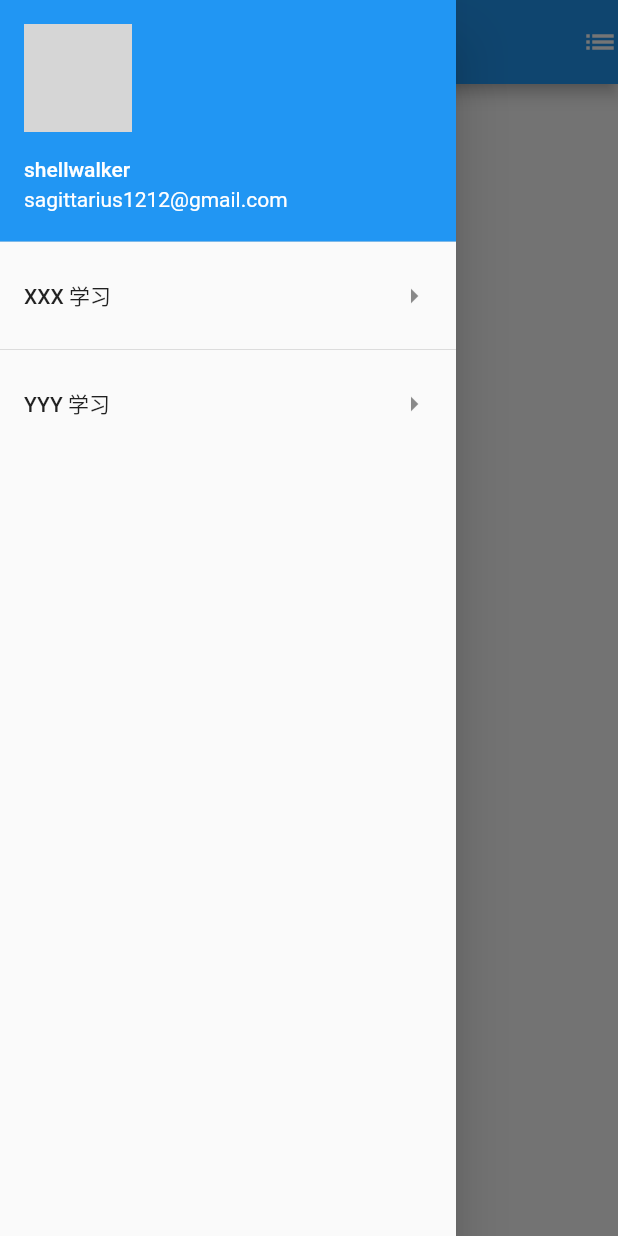
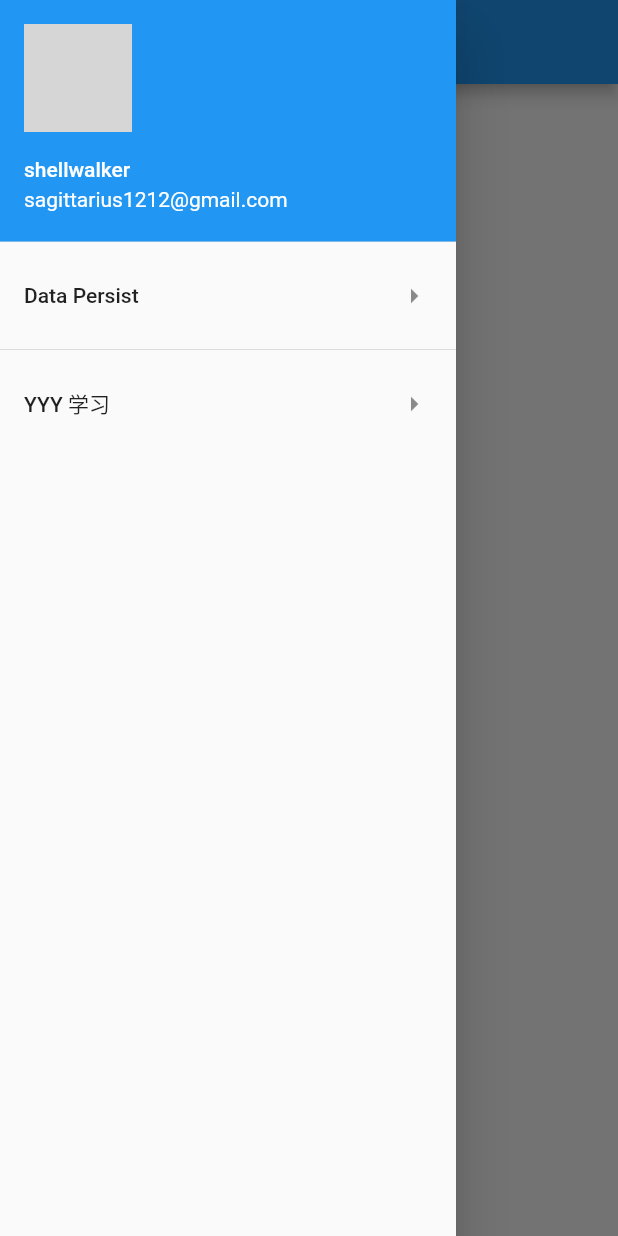
Before and after one commit to shellwalker/flutter_demo, a Flutter app: the screen it shows after launch, with the side drawer open, on a phone screen of 412 x 824 dp. Run offline on Flutter 3.47's test engine with Material 2 defaults, Android fonts, the phone set to English and light mode, and no system bars; network calls fail; grey boxes are pictures that could not be loaded.

Commit message:
refactor directory structure AND data persist step 1.

```diff
--- a/lib/main.dart
+++ b/lib/main.dart
@@ -1,5 +1,6 @@
 import 'package:flutter/material.dart';
-import 'package:flutter_demo/widgets/drawer_page.dart';
+import 'package:flutter_demo/routes.dart';
+import 'package:flutter_demo/widgets/home_page.dart';
 
 void main() => runApp(MyApp());
 
@@ -12,25 +13,8 @@ class MyApp extends StatelessWidget {
       theme: ThemeData(
         primarySwatch: Colors.blue,
       ),
-      home: MyHomePage(),
+      home: HomePage(),
+      routes: Routes.routes,
     );
   }
 }
-
-class MyHomePage extends StatelessWidget {
-  @override
-  Widget build(BuildContext context) {
-    return Scaffold(
-      appBar: new AppBar(
-        title: Text("My Home Title"),
-        actions: <Widget>[
-          Icon(Icons.list),
-        ],
-      ),
-      drawer: new Drawer(
-        child: DrawerWidget(),
-      ),
-      body: Center(child: Text("My Simple Home Body")),
-    );
-  }
-}
--- /dev/null
+++ b/lib/routes.dart
@@ -0,0 +1,9 @@
+import 'package:flutter/material.dart';
+
+import './widgets/page_index.dart';
+
+class Routes {
+  static Map<String, WidgetBuilder> routes = <String, WidgetBuilder>{
+    DataPersistWidget.routeUrl: (BuildContext context) => DataPersistWidget(),
+  };
+}
--- /dev/null
+++ b/lib/widgets/demo_data_persist/data_persist_page.dart
@@ -0,0 +1,22 @@
+import 'package:flutter/material.dart';
+
+class DataPersistWidget extends StatefulWidget {
+  static const String routeUrl = "/category/data-persist";
+
+  @override
+  _DataPersistWidgetState createState() => _DataPersistWidgetState();
+}
+
+class _DataPersistWidgetState extends State<DataPersistWidget> {
+  @override
+  Widget build(BuildContext context) {
+    return Scaffold(
+      appBar: AppBar(
+        title: Text("Data-persist-title"),
+      ),
+      body: Center(
+        child: Text("Data-Persist-content"),
+      ),
+    );
+  }
+}
--- a/lib/widgets/drawer_page.dart
+++ b/lib/widgets/drawer_page.dart
@@ -1,4 +1,6 @@
 import 'package:flutter/material.dart';
+
+import './page_index.dart';
 
 class DrawerWidget extends StatefulWidget {
   @override
@@ -21,11 +23,11 @@ class _DrawerWidgetState extends State<DrawerWidget> {
           accountEmail: Text("sagittarius1212@gmail.com"),
         ),
         ListTile(
-          title: Text("XXX 学习"),
+          title: Text("Data Persist"),
           trailing: Icon(Icons.arrow_right),
           onTap: () {
-            print("Tap xxx.");
             Navigator.pop(context);
+            Navigator.pushNamed(context, DataPersistWidget.routeUrl);
           },
         ),
         new Divider(),
--- /dev/null
+++ b/lib/widgets/home_page.dart
@@ -0,0 +1,21 @@
+import 'package:flutter/material.dart';
+
+import './drawer_page.dart';
+
+class HomePage extends StatelessWidget {
+  @override
+  Widget build(BuildContext context) {
+    return Scaffold(
+      appBar: new AppBar(
+        title: Text("My Home Title"),
+//        actions: <Widget>[
+//          Icon(Icons.list),
+//        ],
+      ),
+      drawer: new Drawer(
+        child: DrawerWidget(),
+      ),
+      body: Center(child: Text("My Simple Home Body")),
+    );
+  }
+}
--- /dev/null
+++ b/lib/widgets/page_index.dart
@@ -0,0 +1 @@
+export 'demo_data_persist/data_persist_page.dart';
```
